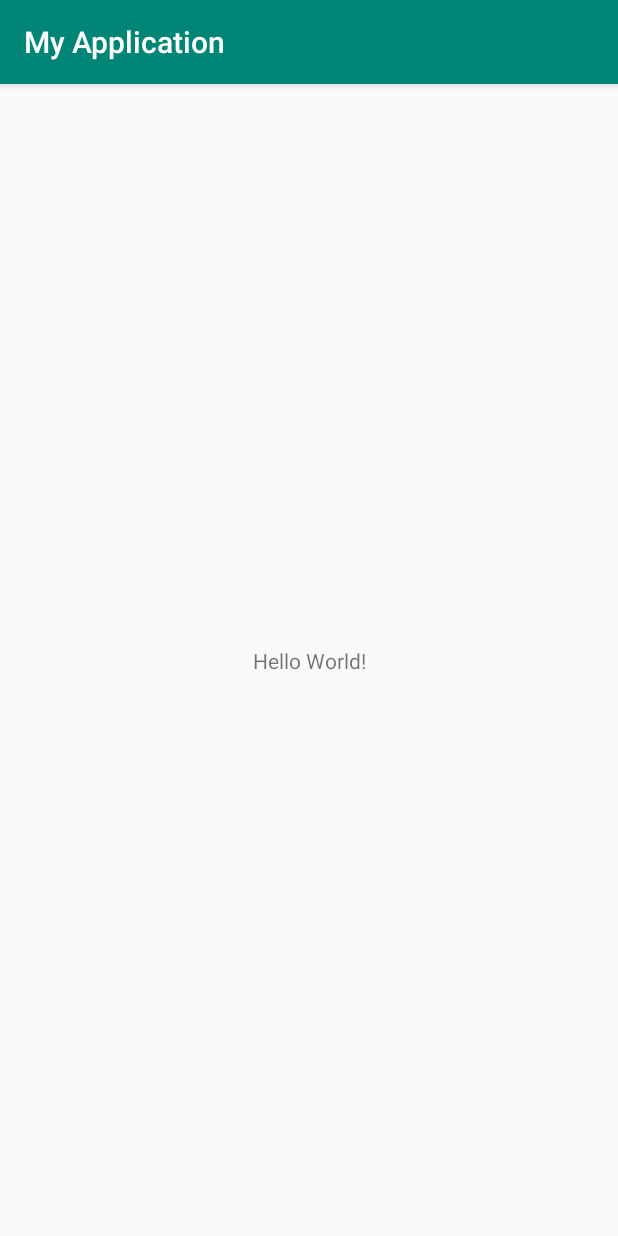
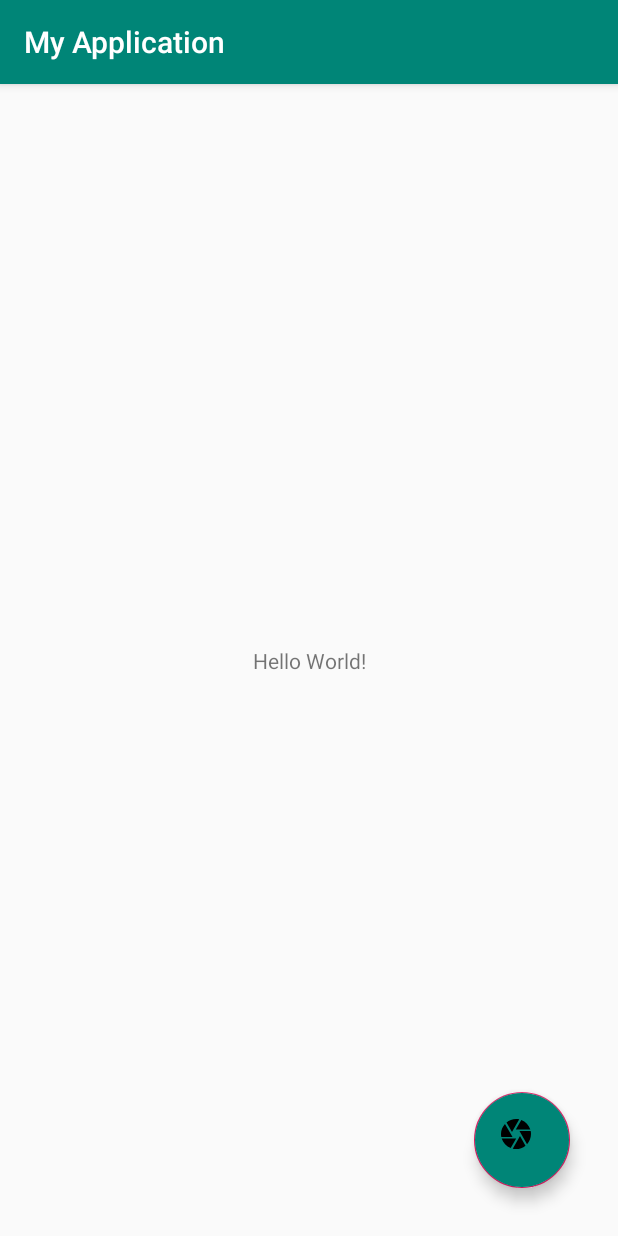
Before and after one commit to rafal-adamek/larp, an Android app: the screen it shows after launch (MainActivity), on a phone screen of 412 x 824 dp. Run offline under Robolectric (Android 15) with nearby library versions, the light colour scheme and no system bars.

Commit message:
Add camera floating button

```diff
--- a/app/build.gradle
+++ b/app/build.gradle
@@ -24,6 +24,7 @@
     implementation fileTree(dir: 'libs', include: ['*.jar'])
     implementation 'androidx.appcompat:appcompat:1.1.0'
     implementation 'androidx.constraintlayout:constraintlayout:1.1.3'
+    implementation 'com.google.android.material:material:1.1.0'
     testImplementation 'junit:junit:4.12'
     androidTestImplementation 'androidx.test:runner:1.2.0'
     androidTestImplementation 'androidx.test.espresso:espresso-core:3.2.0'
--- a/app/src/main/java/com/up/larp/MainActivity.java
+++ b/app/src/main/java/com/up/larp/MainActivity.java
@@ -1,7 +1,10 @@
 package com.up.larp;
 
+import android.view.View;
+import android.widget.Toast;
 import androidx.appcompat.app.AppCompatActivity;
 import android.os.Bundle;
+import com.google.android.material.floatingactionbutton.FloatingActionButton;
 
 public class MainActivity extends AppCompatActivity {
 
@@ -9,5 +12,18 @@
     protected void onCreate(Bundle savedInstanceState) {
         super.onCreate(savedInstanceState);
         setContentView(R.layout.activity_main);
+
+        FloatingActionButton fab = findViewById(R.id.fab);
+
+        fab.setOnClickListener(new View.OnClickListener() {
+            @Override
+            public void onClick(View v) {
+                showCamera();
+            }
+        });
+    }
+
+    private void showCamera() {
+        Toast.makeText(MainActivity.this, "Angelika Węklar", Toast.LENGTH_SHORT).show();
     }
 }
--- /dev/null
+++ b/app/src/main/res/drawable/ic_camera.xml
@@ -0,0 +1,9 @@
+<vector xmlns:android="http://schemas.android.com/apk/res/android"
+        android:width="24dp"
+        android:height="24dp"
+        android:viewportWidth="24.0"
+        android:viewportHeight="24.0">
+    <path
+        android:fillColor="#FF000000"
+        android:pathData="M9.4,10.5l4.77,-8.26C13.47,2.09 12.75,2 12,2c-2.4,0 -4.6,0.85 -6.32,2.25l3.66,6.35 0.06,-0.1zM21.54,9c-0.92,-2.92 -3.15,-5.26 -6,-6.34L11.88,9h9.66zM21.8,10h-7.49l0.29,0.5 4.76,8.25C21,16.97 22,14.61 22,12c0,-0.69 -0.07,-1.35 -0.2,-2zM8.54,12l-3.9,-6.75C3.01,7.03 2,9.39 2,12c0,0.69 0.07,1.35 0.2,2h7.49l-1.15,-2zM2.46,15c0.92,2.92 3.15,5.26 6,6.34L12.12,15L2.46,15zM13.73,15l-3.9,6.76c0.7,0.15 1.42,0.24 2.17,0.24 2.4,0 4.6,-0.85 6.32,-2.25l-3.66,-6.35 -0.93,1.6z"/>
+</vector>
--- a/app/src/main/res/layout/activity_main.xml
+++ b/app/src/main/res/layout/activity_main.xml
@@ -16,4 +16,16 @@
             app:layout_constraintRight_toRightOf="parent"
             app:layout_constraintTop_toTopOf="parent"/>
 
+    <com.google.android.material.floatingactionbutton.FloatingActionButton
+            android:id="@+id/fab"
+            android:layout_width="64dp"
+            android:layout_height="64dp"
+            android:layout_marginRight="32dp"
+            android:layout_marginBottom="32dp"
+            android:backgroundTint="@color/colorPrimary"
+            android:src="@drawable/ic_camera"
+            app:layout_constraintBottom_toBottomOf="parent"
+            app:layout_constraintRight_toRightOf="parent"
+            />
+
 </androidx.constraintlayout.widget.ConstraintLayout>
```
